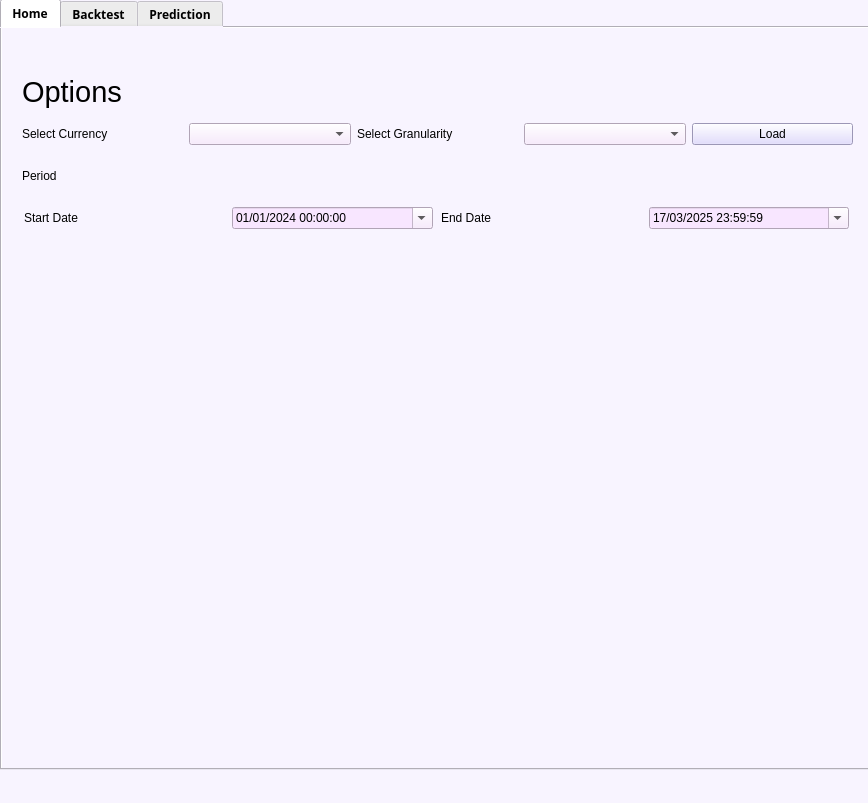
Old version of the form UI/MainWindow.ui in the repository LeeMinNguyeen/ML-final.
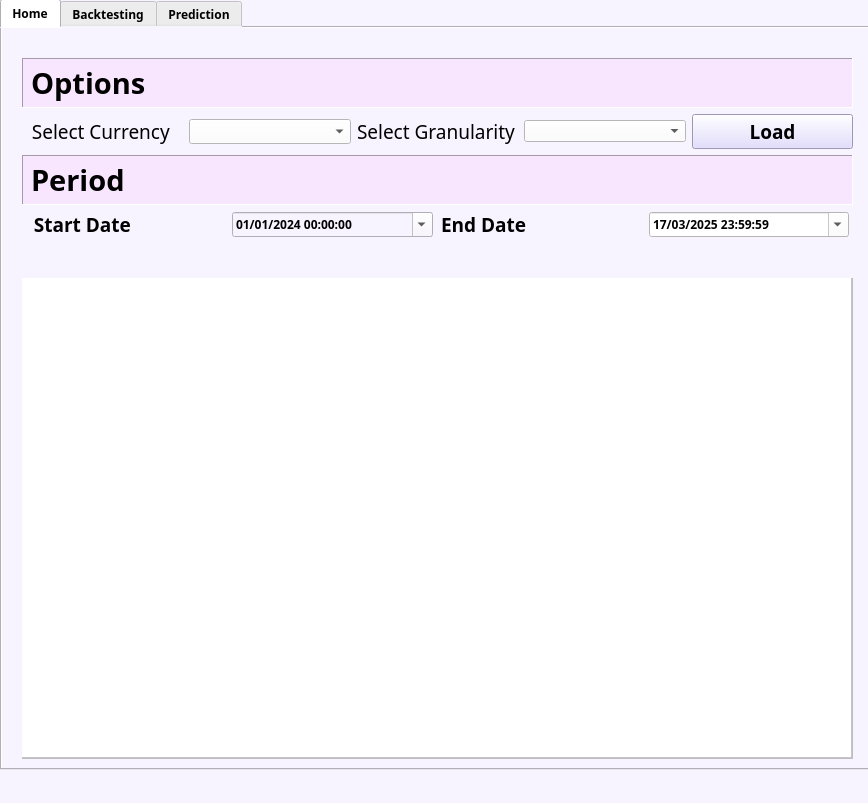
New version of the form. The open tabs and pages were chosen to show the change. Icons and pictures are not drawn.

Patch:
```diff
--- a/UI/MainWindow.ui
+++ b/UI/MainWindow.ui
@@ -63,7 +63,37 @@
         <height>481</height>
        </rect>
       </property>
-      <layout class="QVBoxLayout" name="verticalLayout"/>
+      <layout class="QVBoxLayout" name="verticalLayout">
+       <item>
+        <widget class="QFrame" name="frame">
+         <property name="frameShape">
+          <enum>QFrame::StyledPanel</enum>
+         </property>
+         <property name="frameShadow">
+          <enum>QFrame::Raised</enum>
+         </property>
+         <widget class="QFrame" name="frame_2">
+          <property name="geometry">
+           <rect>
+            <x>-1</x>
+            <y>-1</y>
+            <width>831</width>
+            <height>481</height>
+           </rect>
+          </property>
+          <property name="styleSheet">
+           <string notr="true">background-color: rgb(255, 255, 255)</string>
+          </property>
+          <property name="frameShape">
+           <enum>QFrame::StyledPanel</enum>
+          </property>
+          <property name="frameShadow">
+           <enum>QFrame::Raised</enum>
+          </property>
+         </widget>
+        </widget>
+       </item>
+      </layout>
      </widget>
      <widget class="QWidget" name="verticalLayoutWidget_3">
       <property name="geometry">
@@ -87,19 +117,21 @@
            </property>
            <property name="font">
             <font>
-             <family>MS Shell Dlg 2</family>
+             <family>Montserrat Medium</family>
              <pointsize>22</pointsize>
-             <weight>50</weight>
+             <weight>75</weight>
              <italic>false</italic>
-             <bold>false</bold>
+             <bold>true</bold>
             </font>
            </property>
            <property name="styleSheet">
-            <string notr="true">font: 22pt &quot;MS Shell Dlg 2&quot;;
-QLabel {
-   background-color: rgb(248, 230, 255)
-
-}</string>
+            <string notr="true">background-color: rgb(248, 230, 255)</string>
+           </property>
+           <property name="frameShape">
+            <enum>QFrame::Panel</enum>
+           </property>
+           <property name="frameShadow">
+            <enum>QFrame::Sunken</enum>
            </property>
            <property name="text">
             <string>Options</string>
@@ -122,11 +154,20 @@
                <height>16777215</height>
               </size>
              </property>
+             <property name="font">
+              <font>
+               <family>Montserrat SemiBold</family>
+               <pointsize>14</pointsize>
+               <weight>50</weight>
+               <italic>false</italic>
+               <bold>false</bold>
+              </font>
+             </property>
              <property name="styleSheet">
               <string notr="true">font: 14pt &quot;MS Shell Dlg 2&quot;;</string>
              </property>
              <property name="text">
-              <string>Select Currency</string>
+              <string>  Select Currency</string>
              </property>
             </widget>
            </item>
@@ -138,9 +179,13 @@
                <height>15</height>
               </size>
              </property>
+             <property name="font">
+              <font>
+               <family>Montserrat SemiBold</family>
+              </font>
+             </property>
              <property name="styleSheet">
-              <string notr="true">font: 12pt &quot;MS Shell Dlg 2&quot;;
-background-color: rgb(248, 230, 255)</string>
+              <string notr="true">background-color: rgb(255, 255, 255)</string>
              </property>
              <property name="currentText">
               <string/>
@@ -161,6 +206,15 @@
                <height>16777215</height>
               </size>
              </property>
+             <property name="font">
+              <font>
+               <family>Montserrat SemiBold</family>
+               <pointsize>14</pointsize>
+               <weight>50</weight>
+               <italic>false</italic>
+               <bold>false</bold>
+              </font>
+             </property>
              <property name="styleSheet">
               <string notr="true">font: 14pt &quot;MS Shell Dlg 2&quot;;</string>
              </property>
@@ -172,8 +226,7 @@
            <item>
             <widget class="QComboBox" name="comboBox_select_granularity">
              <property name="styleSheet">
-              <string notr="true">font: 12pt &quot;MS Shell Dlg 2&quot;;
-background-color: rgb(248, 230, 255)</string>
+              <string notr="true">background-color: rgb(255, 255, 255)</string>
              </property>
             </widget>
            </item>
@@ -185,6 +238,15 @@
                <height>15</height>
               </size>
              </property>
+             <property name="font">
+              <font>
+               <family>Montserrat ExtraBold</family>
+               <pointsize>14</pointsize>
+               <weight>75</weight>
+               <italic>false</italic>
+               <bold>true</bold>
+              </font>
+             </property>
              <property name="styleSheet">
               <string notr="true">font: 14pt &quot;MS Shell Dlg 2&quot;;
 
@@ -206,12 +268,22 @@
              <height>50</height>
             </size>
            </property>
+           <property name="font">
+            <font>
+             <family>Montserrat Medium</family>
+             <pointsize>22</pointsize>
+             <weight>75</weight>
+             <bold>true</bold>
+            </font>
+           </property>
            <property name="styleSheet">
-            <string notr="true">font: 22pt &quot;MS Shell Dlg 2&quot;;
-QLabel {
-    color: white;
-    background-color: transparent; /* Hoặc đặt màu nền khác nếu cần */
-}</string>
+            <string notr="true">background-color: rgb(248, 230, 255)</string>
+           </property>
+           <property name="frameShape">
+            <enum>QFrame::Panel</enum>
+           </property>
+           <property name="frameShadow">
+            <enum>QFrame::Sunken</enum>
            </property>
            <property name="text">
             <string>Period</string>
@@ -228,11 +300,19 @@
                <height>16777215</height>
               </size>
              </property>
+             <property name="font">
+              <font>
+               <family>Montserrat Medium</family>
+               <pointsize>14</pointsize>
+               <weight>75</weight>
+               <bold>true</bold>
+              </font>
+             </property>
              <property name="styleSheet">
               <string notr="true">font: 14pt &quot;MS Shell Dlg 2&quot;;</string>
              </property>
              <property name="text">
-              <string>Start Date</string>
+              <string>  Start Date</string>
              </property>
             </widget>
            </item>
@@ -244,8 +324,15 @@
                <height>16777215</height>
               </size>
              </property>
+             <property name="font">
+              <font>
+               <family>Montserrat Medium</family>
+               <weight>75</weight>
+               <bold>true</bold>
+              </font>
+             </property>
              <property name="styleSheet">
-              <string notr="true">background-color: rgb(248, 230, 255)</string>
+              <string notr="true"/>
              </property>
              <property name="dateTime">
               <datetime>
@@ -273,6 +360,14 @@
                <height>16777215</height>
               </size>
              </property>
+             <property name="font">
+              <font>
+               <family>Montserrat Medium</family>
+               <pointsize>14</pointsize>
+               <weight>75</weight>
+               <bold>true</bold>
+              </font>
+             </property>
              <property name="styleSheet">
               <string notr="true">font: 14pt &quot;MS Shell Dlg 2&quot;;</string>
              </property>
@@ -289,9 +384,15 @@
                <height>16777215</height>
               </size>
              </property>
+             <property name="font">
+              <font>
+               <family>Montserrat Medium</family>
+               <weight>75</weight>
+               <bold>true</bold>
+              </font>
+             </property>
              <property name="styleSheet">
-              <string notr="true">background-color: rgb(248, 230, 255)
-</string>
+              <string notr="true">background-color: rgb(255, 255, 255)</string>
              </property>
              <property name="dateTime">
               <datetime>
@@ -324,7 +425,7 @@
        <normaloff>../Images/testing.png</normaloff>../Images/testing.png</iconset>
      </attribute>
      <attribute name="title">
-      <string>Backtest</string>
+      <string>Backtesting</string>
      </attribute>
      <widget class="QWidget" name="verticalLayoutWidget_4">
       <property name="geometry">
```
Left out of the diff: 290 changed lines with no effect on the pictures.
